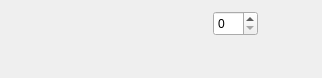
The window that plugins/fileio/ontology/zoomdockwidget.ui (ZongleiJiao/OntologyViewer) describes before a commit, drawn with Qt 5.
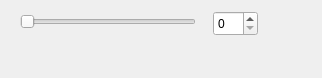
The same window after the commit. Custom widgets are drawn as their Qt base class.

What changed in the file:
```diff
--- a/plugins/fileio/ontology/zoomdockwidget.ui
+++ b/plugins/fileio/ontology/zoomdockwidget.ui
@@ -14,16 +14,6 @@
    <string>Zoom</string>
   </property>
   <widget class="QWidget" name="dockWidgetContents">
-   <widget class="Phonon::SeekSlider" name="seekSlider">
-    <property name="geometry">
-     <rect>
-      <x>31</x>
-      <y>11</y>
-      <width>141</width>
-      <height>22</height>
-     </rect>
-    </property>
-   </widget>
    <widget class="QSpinBox" name="spinBox">
     <property name="geometry">
      <rect>
@@ -34,15 +24,39 @@
      </rect>
     </property>
    </widget>
+   <widget class="QSlider" name="zoomSlider">
+    <property name="geometry">
+     <rect>
+      <x>20</x>
+      <y>10</y>
+      <width>176</width>
+      <height>23</height>
+     </rect>
+    </property>
+    <property name="sizePolicy">
+     <sizepolicy hsizetype="Expanding" vsizetype="Minimum">
+      <horstretch>0</horstretch>
+      <verstretch>0</verstretch>
+     </sizepolicy>
+    </property>
+    <property name="minimumSize">
+     <size>
+      <width>0</width>
+      <height>23</height>
+     </size>
+    </property>
+    <property name="minimum">
+     <number>1</number>
+    </property>
+    <property name="maximum">
+     <number>1000</number>
+    </property>
+    <property name="orientation">
+     <enum>Qt::Horizontal</enum>
+    </property>
+   </widget>
   </widget>
  </widget>
- <customwidgets>
-  <customwidget>
-   <class>Phonon::SeekSlider</class>
-   <extends>QWidget</extends>
-   <header location="global">phonon/seekslider.h</header>
-  </customwidget>
- </customwidgets>
  <resources/>
  <connections/>
 </ui>
```
